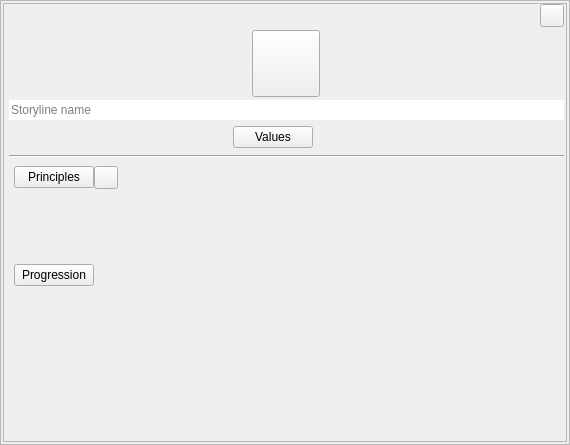
The window that ui/plot_widget.ui (zkovari/plotlyst) describes before a commit, drawn with Qt 5.
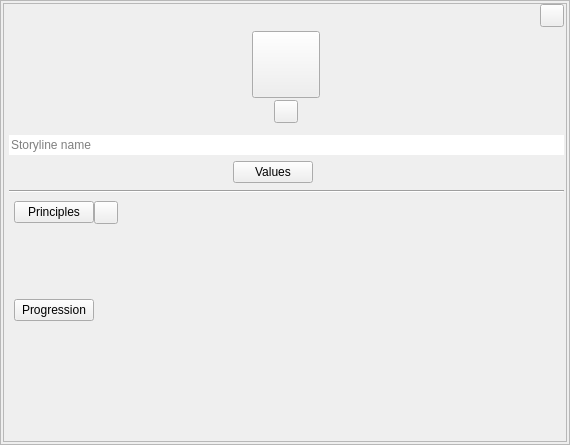
The same window after the commit. Custom widgets are drawn as their Qt base class.

Commit message: Add relationship character selectors

Patch:
```diff
--- a/ui/plot_widget.ui
+++ b/ui/plot_widget.ui
@@ -69,7 +69,34 @@
         </property>
        </widget>
       </item>
-      <item alignment="Qt::AlignHCenter">
+      <item>
+       <widget class="QWidget" name="wdgHeader" native="true">
+        <layout class="QHBoxLayout" name="horizontalLayout_4">
+         <property name="spacing">
+          <number>0</number>
+         </property>
+         <property name="leftMargin">
+          <number>0</number>
+         </property>
+         <property name="topMargin">
+          <number>0</number>
+         </property>
+         <property name="rightMargin">
+          <number>0</number>
+         </property>
+         <property name="bottomMargin">
+          <number>0</number>
+         </property>
+         <item alignment="Qt::AlignBottom">
+          <widget class="QWidget" name="wdgIcons" native="true">
+           <layout class="QVBoxLayout" name="verticalLayout_5">
+            <property name="spacing">
+             <number>2</number>
+            </property>
+            <property name="topMargin">
+             <number>1</number>
+            </property>
+            <item alignment="Qt::AlignHCenter|Qt::AlignBottom">
        <widget class="QToolButton" name="btnPlotIcon">
         <property name="cursor">
          <cursorShape>PointingHandCursor</cursorShape>
@@ -91,6 +118,25 @@
         </property>
        </widget>
       </item>
+            <item alignment="Qt::AlignHCenter|Qt::AlignBottom">
+             <widget class="QToolButton" name="btnRelationArrow">
+              <property name="cursor">
+               <cursorShape>PointingHandCursor</cursorShape>
+              </property>
+              <property name="text">
+               <string/>
+              </property>
+              <property name="transparent" stdset="0">
+               <bool>true</bool>
+              </property>
+             </widget>
+            </item>
+           </layout>
+          </widget>
+         </item>
+        </layout>
+       </widget>
+      </item>
       <item>
        <widget class="QLineEdit" name="lineName">
         <property name="frame">
@@ -226,7 +272,7 @@
            <x>0</x>
            <y>0</y>
            <width>555</width>
-           <height>278</height>
+           <height>251</height>
           </rect>
          </property>
          <property name="sizePolicy">
```
Lines whose indentation alone changed are shown as unchanged. The commit also changes 2 other files.
